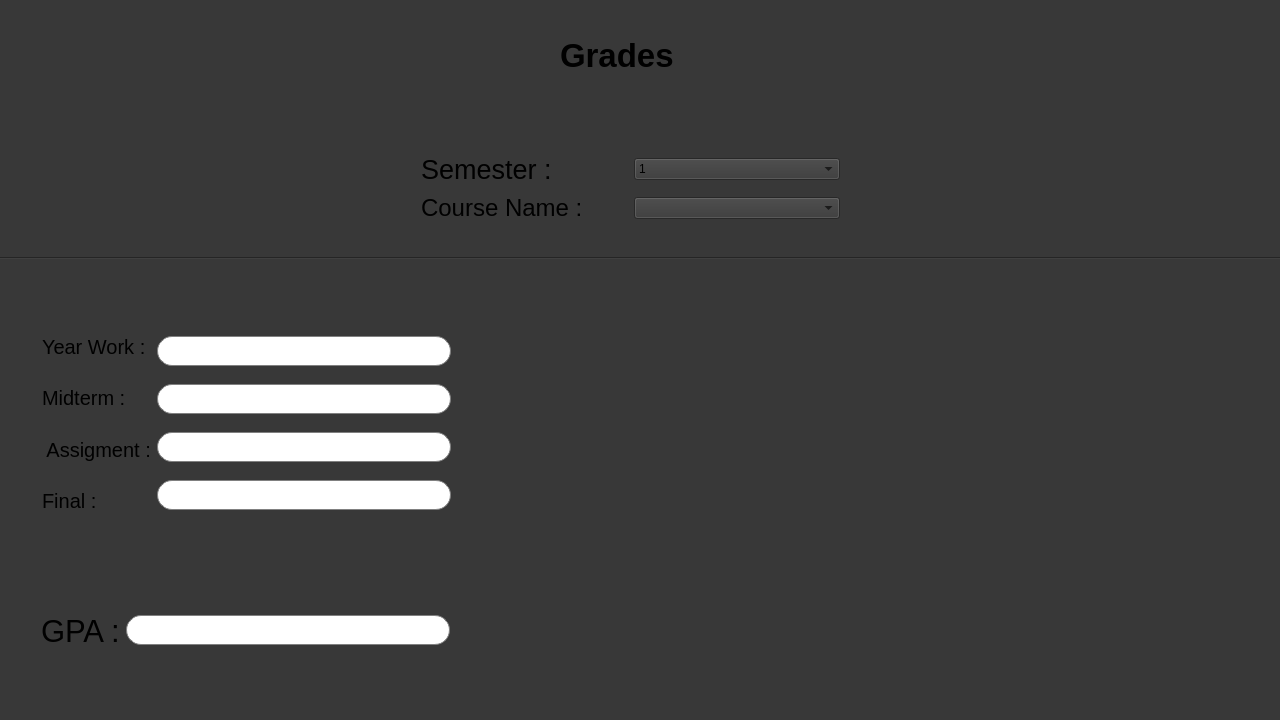
The window that QtWidgetsApplication1/viewGradesStudent.ui (HassanAhmedMa/CourseRegistrationQTProject) describes before a commit, drawn with Qt 5.
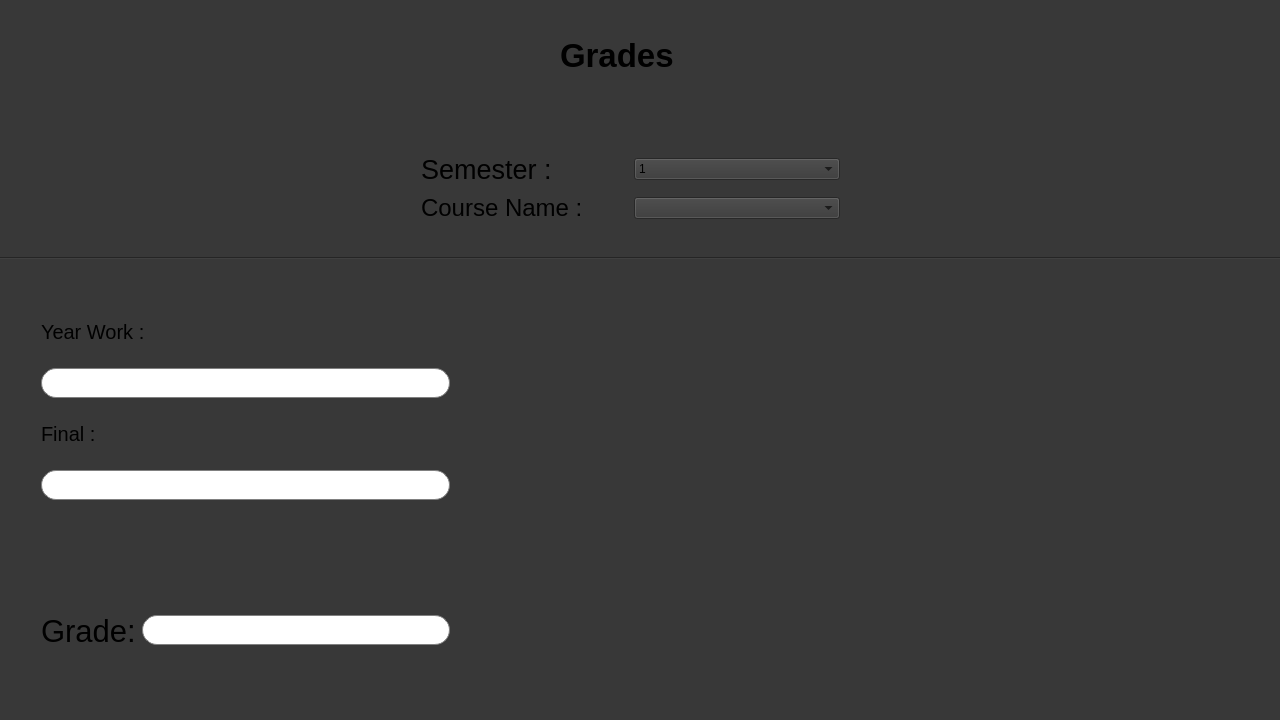
The same window after the commit.

Commit message: t3deel baseet

The edit to the form file:
```diff
--- a/QtWidgetsApplication1/viewGradesStudent.ui
+++ b/QtWidgetsApplication1/viewGradesStudent.ui
@@ -49,7 +49,7 @@
      <enum>Qt::Orientation::Horizontal</enum>
     </property>
    </widget>
-   <widget class="QWidget" name="">
+   <widget class="QWidget" name="layoutWidget">
     <property name="geometry">
      <rect>
       <x>410</x>
@@ -140,7 +140,7 @@
      </item>
     </layout>
    </widget>
-   <widget class="QWidget" name="">
+   <widget class="QWidget" name="layoutWidget">
     <property name="geometry">
      <rect>
       <x>30</x>
@@ -158,7 +158,7 @@
         </font>
        </property>
        <property name="text">
-        <string>GPA :</string>
+        <string>Grade:</string>
        </property>
       </widget>
      </item>
@@ -182,11 +182,11 @@
      </item>
     </layout>
    </widget>
-   <widget class="QWidget" name="">
+   <widget class="QWidget" name="layoutWidget">
     <property name="geometry">
      <rect>
-      <x>31</x>
-      <y>313</y>
+      <x>30</x>
+      <y>290</y>
       <width>431</width>
       <height>221</height>
      </rect>
@@ -207,26 +207,20 @@
         </widget>
        </item>
        <item>
-        <widget class="QLabel" name="label_5">
-         <property name="font">
-          <font>
-           <pointsize>15</pointsize>
-          </font>
+        <widget class="QLineEdit" name="yearWork">
+         <property name="minimumSize">
+          <size>
+           <width>0</width>
+           <height>30</height>
+          </size>
          </property>
-         <property name="text">
-          <string>Midterm :</string>
-         </property>
-        </widget>
-       </item>
-       <item>
-        <widget class="QLabel" name="label_6">
-         <property name="font">
-          <font>
-           <pointsize>15</pointsize>
-          </font>
-         </property>
-         <property name="text">
-          <string> Assigment :</string>
+         <property name="styleSheet">
+          <string notr="true">QLineEdit {
+    border: 1px solid gray;
+    border-radius: 15px;
+    padding: 5px;
+    background-color: white;
+}</string>
          </property>
         </widget>
        </item>
@@ -242,64 +236,8 @@
          </property>
         </widget>
        </item>
-      </layout>
-     </item>
      <item>
       <layout class="QVBoxLayout" name="verticalLayout_3">
-       <item>
-        <widget class="QLineEdit" name="yearWork">
-         <property name="minimumSize">
-          <size>
-           <width>0</width>
-           <height>30</height>
-          </size>
-         </property>
-         <property name="styleSheet">
-          <string notr="true">QLineEdit {
-    border: 1px solid gray;
-    border-radius: 15px;
-    padding: 5px;
-    background-color: white;
-}</string>
-         </property>
-        </widget>
-       </item>
-       <item>
-        <widget class="QLineEdit" name="midterm">
-         <property name="minimumSize">
-          <size>
-           <width>0</width>
-           <height>30</height>
-          </size>
-         </property>
-         <property name="styleSheet">
-          <string notr="true">QLineEdit {
-    border: 1px solid gray;
-    border-radius: 15px;
-    padding: 5px;
-    background-color: white;
-}</string>
-         </property>
-        </widget>
-       </item>
-       <item>
-        <widget class="QLineEdit" name="assigment">
-         <property name="minimumSize">
-          <size>
-           <width>0</width>
-           <height>30</height>
-          </size>
-         </property>
-         <property name="styleSheet">
-          <string notr="true">QLineEdit {
-    border: 1px solid gray;
-    border-radius: 15px;
-    padding: 5px;
-    background-color: white;
-}</string>
-         </property>
-        </widget>
-       </item>
        <item>
         <widget class="QLineEdit" name="final_2">
          <property name="minimumSize">
@@ -317,6 +255,8 @@
 }</string>
          </property>
         </widget>
+         </item>
+        </layout>
        </item>
       </layout>
      </item>
```
Lines whose indentation alone changed are shown as unchanged.
